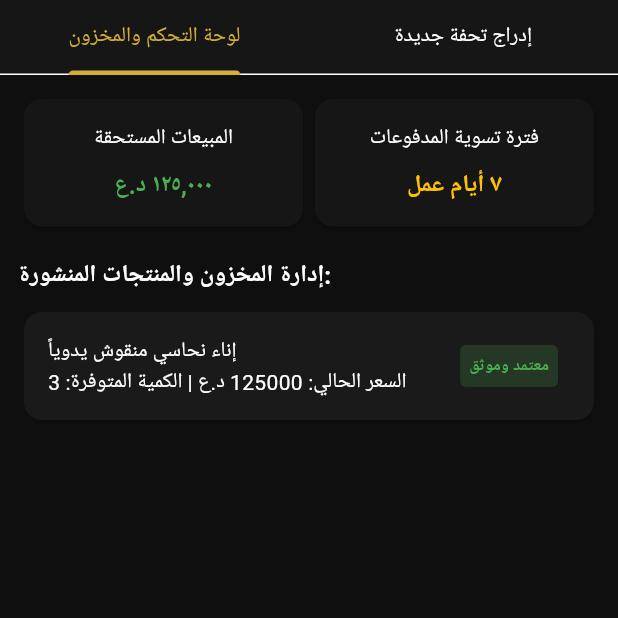
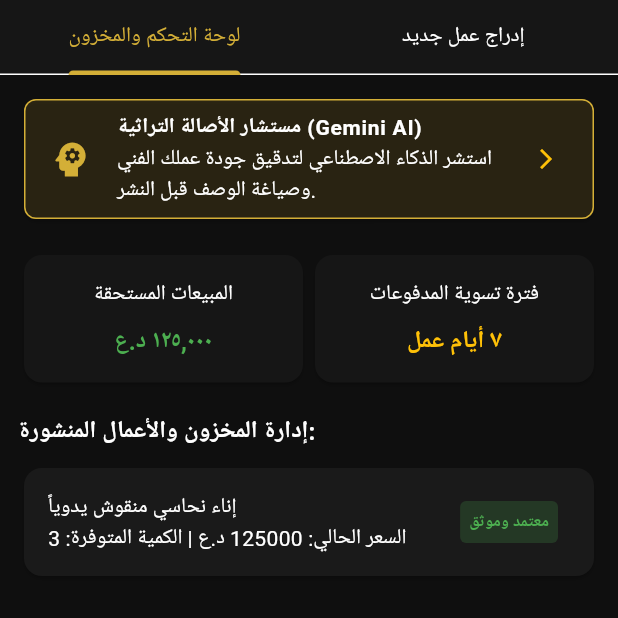
Before and after one commit to btar457/AL_HIRFA, a Flutter app: the ArtisanSystemRoot screen opened directly, on a phone screen of 412 x 824 dp, the top half of it. Run offline on Flutter 3.47's test engine with Material 3 defaults, Android fonts, the phone set to English and light mode, and no system bars; Roboto replaces fonts that are missing (Cairo); statements that could not run were skipped.

Commit message:
Update main.dart

```diff
--- a/lib/main.dart
+++ b/lib/main.dart
@@ -1,4 +1,6 @@
 import 'package:flutter/material.dart';
+// استدعاء ملف شاشة محادثة المستشار الذكي التي قمت برفعها
+import 'artisan_chat_screen.dart';
 
 void main() {
   runApp(const AlHirfaApp());
@@ -163,8 +165,8 @@ class BuyerSystemRoot extends StatefulWidget {
 class _BuyerSystemRootState extends State<BuyerSystemRoot> {
   final List<Map<String, dynamic>> _products = [
     {'id': '1', 'title': 'إناء نحاسي منقوش يدوياً', 'artisan': 'الحرفي أبو مصطفى', 'price': 125000, 'category': 'نحاسيات', 'stock': 3, 'rating': 4.9},
-    {'id': '2', 'title': 'سجادة صوفية بنمط بابلي', 'artisan': 'حرفيو ذي قار', 'price': 450000, 'category': 'سجاد وتطريز', 'stock': 1, 'rating': 5.0},
-    {'id': '3', 'title': 'خنجر سومري مقبض عاج', 'artisan': 'محترف النحاسيات', 'price': 320000, 'category': 'تحف وفضيات', 'stock': 2, 'rating': 4.8},
+    {'id': '2', 'title': 'سجادة صوفية بنمط بابلي', 'artisan': 'حرفيو ذي قار', 'price': 450000, 'category': 'سجاد وتطريز الرافدين', 'stock': 1, 'rating': 5.0},
+    {'id': '3', 'title': 'لوحة خط عربي بماء الذهب', 'artisan': 'محترف الخط العربي', 'price': 320000, 'category': 'النحت والخط العربي', 'stock': 2, 'rating': 4.8},
   ];
 
   final List<Map<String, dynamic>> _cart = [];
@@ -262,7 +264,7 @@ class _BuyerSystemRootState extends State<BuyerSystemRoot> {
   }
 
   Widget _buildCategoriesView() {
-    final categories = ['نحاسيات وريازة', 'سجاد وتطريز الرافدين', 'فخاريات وتماثيل طينية', 'فضيات وتحف تراثية'];
+    final categories = ['نحاسيات وريازة', 'سجاد وتطريز الرافدين', 'النحت والخط العربي', 'فضيات وأعمال تراثية'];
     return ListView.builder(
       padding: const EdgeInsets.all(12),
       itemCount: categories.length,
@@ -283,7 +285,7 @@ class _BuyerSystemRootState extends State<BuyerSystemRoot> {
 
   Widget _buildCartView() {
     if (_cart.isEmpty) {
-      return const Center(child: Text('سلة التسوق فارغة حالياً. تصفح المعرض لاقتناء التحف.'));
+      return const Center(child: Text('سلة التسوق فارغة حالياً. تصفح المعرض لاقتناء الأعمال التراثية.'));
     }
     num total = _cart.fold(0, (sum, item) => sum + item['price']);
     return Padding(
@@ -371,7 +373,7 @@ class _ArtisanSystemRootState extends State<ArtisanSystemRoot> {
               labelColor: Theme.of(context).colorScheme.primary,
               tabs: const [
                 Tab(text: 'لوحة التحكم والمخزون'),
-                Tab(text: 'إدراج تحفة جديدة'),
+                Tab(text: 'إدراج عمل جديد'),
               ],
             ),
           ),
@@ -392,6 +394,28 @@ class _ArtisanSystemRootState extends State<ArtisanSystemRoot> {
       child: Column(
         crossAxisAlignment: CrossAxisAlignment.start,
         children: [
+          // 🚀 زر تشغيل مستشار الجودة والأصالة الذكي المطور حديثاً
+          Card(
+            color: Theme.of(context).colorScheme.primary.withOpacity(0.15),
+            shape: RoundedRectangleBorder(
+              borderRadius: BorderRadius.circular(8),
+              side: BorderSide(color: Theme.of(context).colorScheme.primary, width: 1)
+            ),
+            child: ListTile(
+              leading: Icon(Icons.psychology, color: Theme.of(context).colorScheme.primary, size: 30),
+              title: const Text('مستشار الأصالة التراثية (Gemini AI)', style: TextStyle(fontWeight: FontWeight.bold)),
+              subtitle: const Text('استشر الذكاء الاصطناعي لتدقيق جودة عملك الفني وصياغة الوصف قبل النشر.'),
+              trailing: const Icon(Icons.arrow_forward_ios, size: 16, color: Colors.amber),
+              onTap: () {
+                // الانتقال الآمن والمباشر لشاشة المحادثة المرفوعة مسبقاً
+                Navigator.push(
+                  context,
+                  MaterialPageRoute(builder: (context) => const ArtisanChatScreen()),
+                );
+              },
+            ),
+          ),
+          const SizedBox(height: 16),
           Row(
             children: [
               Expanded(
@@ -419,7 +443,7 @@ class _ArtisanSystemRootState extends State<ArtisanSystemRoot> {
             ],
           ),
           const SizedBox(height: 16),
-          Text('إدارة المخزون والمنتجات المنشورة:', style: Theme.of(context).textTheme.titleMedium),
+          Text('إدارة المخزون والأعمال المنشورة:', style: Theme.of(context).textTheme.titleMedium),
           const SizedBox(height: 8),
           Expanded(
             child: ListView.builder(
@@ -454,11 +478,11 @@ class _ArtisanSystemRootState extends State<ArtisanSystemRoot> {
         child: Column(
           crossAxisAlignment: CrossAxisAlignment.start,
           children: [
-            Text('إدراج منتج يدوي جديد وتحت طائلة مسؤولية الأصالة الحرفية', style: Theme.of(context).textTheme.bodyLarge),
+            Text('إدراج عمل يدوي جديد وتحت طائلة مسؤولية الأصالة الحرفية', style: Theme.of(context).textTheme.bodyLarge),
             const SizedBox(height: 16),
             TextFormField(
               controller: _titleController,
-              decoration: const InputDecoration(labelText: 'اسم المنتج والتحفة التراثية', border: OutlineInputBorder()),
+              decoration: const InputDecoration(labelText: 'اسم العمل التراثي', border: OutlineInputBorder()),
               validator: (v) => v!.isEmpty ? 'الحقل مطلوب' : null,
             ),
             const SizedBox(height: 12),
@@ -483,7 +507,7 @@ class _ArtisanSystemRootState extends State<ArtisanSystemRoot> {
                 children: [
                   Icon(Icons.gavel, color: Theme.of(context).colorScheme.primary),
                   const SizedBox(width: 8),
-                  const Expanded(child: Text('بإدراج المنتج، أقر قانوناً بالتزامي ببنود المادة ٢.٤ الخاصة بالأصالة وعدم التقليد.', style: TextStyle(fontSize: 11))),
+                  const Expanded(child: Text('بإدراج العمل، أقر قانوناً بالتزامي ببنود المادة ٢.٤ الخاصة بالأصالة وعدم التقليد.', style: TextStyle(fontSize: 11))),
                 ],
               ),
             ),
@@ -504,10 +528,10 @@ class _ArtisanSystemRootState extends State<ArtisanSystemRoot> {
                       });
                     });
                     _titleController.clear(); _priceController.clear(); _descController.clear();
-                    ScaffoldMessenger.of(context).showSnackBar(const SnackBar(content: Text('تم إرسال المنتج لتدقيق الجودة والأصالة التراثية.')));
+                    ScaffoldMessenger.of(context).showSnackBar(const SnackBar(content: Text('تم إرسال العمل لتدقيق الجودة والأصالة التراثية.')));
                   }
                 },
-                child: const Text('رفع وتوثيق المنتج في المنصة', style: TextStyle(color: Colors.black, fontWeight: FontWeight.bold)),
+                child: const Text('رفع وتوثيق العمل في المنصة', style: TextStyle(color: Colors.black, fontWeight: FontWeight.bold)),
               ),
             )
           ],
@@ -612,7 +636,7 @@ class FounderSystemRoot extends StatelessWidget {
               padding: EdgeInsets.all(16.0),
               child: Column(
                 children: [
-                  Row(mainAxisAlignment: MainAxisAlignment.between, children: [Text('العمولة الإجمالية المحققة (١٠%)'), Text('١٢,٥٠٠ د.ع', style: TextStyle(fontWeight: FontWeight.bold, color: Colors.green))]),
+                  Row(mainAxisAlignment: MainAxisAlignment.between, children: [Text('العمولة الإجمالية المحققة (١٠%)'), Text('١٢,٥٠0 د.ع', style: TextStyle(fontWeight: FontWeight.bold, color: Colors.green))]),
                   Divider(),
                   Row(mainAxisAlignment: MainAxisAlignment.between, children: [Text('إجمالي حسابات الحرفيين النشطة'), Text('٢٤ حرفي معتمد')]),
                   Divider(),
@@ -627,8 +651,8 @@ class FounderSystemRoot extends StatelessWidget {
           ListTile(
             tileColor: Theme.of(context).cardColor,
             leading: const Icon(Icons.gavel, color: Colors.amber),
-            title: const Text('مراجعة طلب التوثيق للمنتج المرفوع حديثاً'),
-            subtitle: const Text('التحقق الميداني أو المرئي من أصالة الخنجر السومري المرفوع.'),
+            title: const Text('مراجعة طلب التوثيق للعمل المرفوع حديثاً'),
+            subtitle: const Text('التحقق الميداني أو المرئي من أصالة العمل الفني المرفوع.'),
             trailing: Row(
               mainAxisSize: MainAxisSize.min,
               children: [
```
